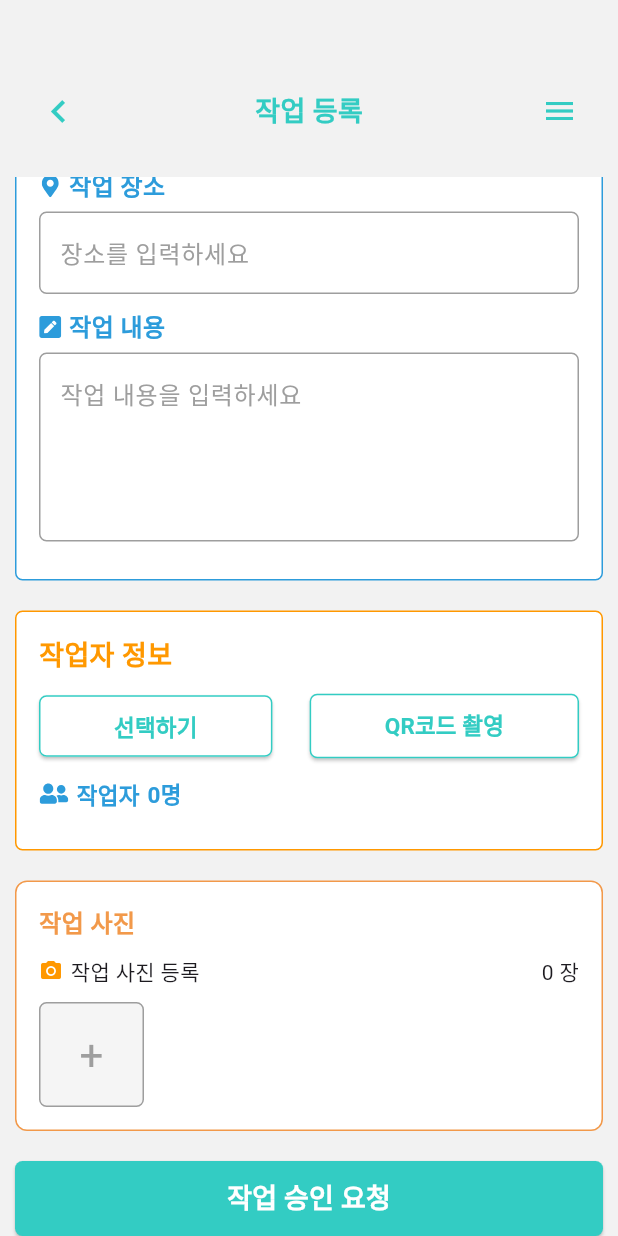
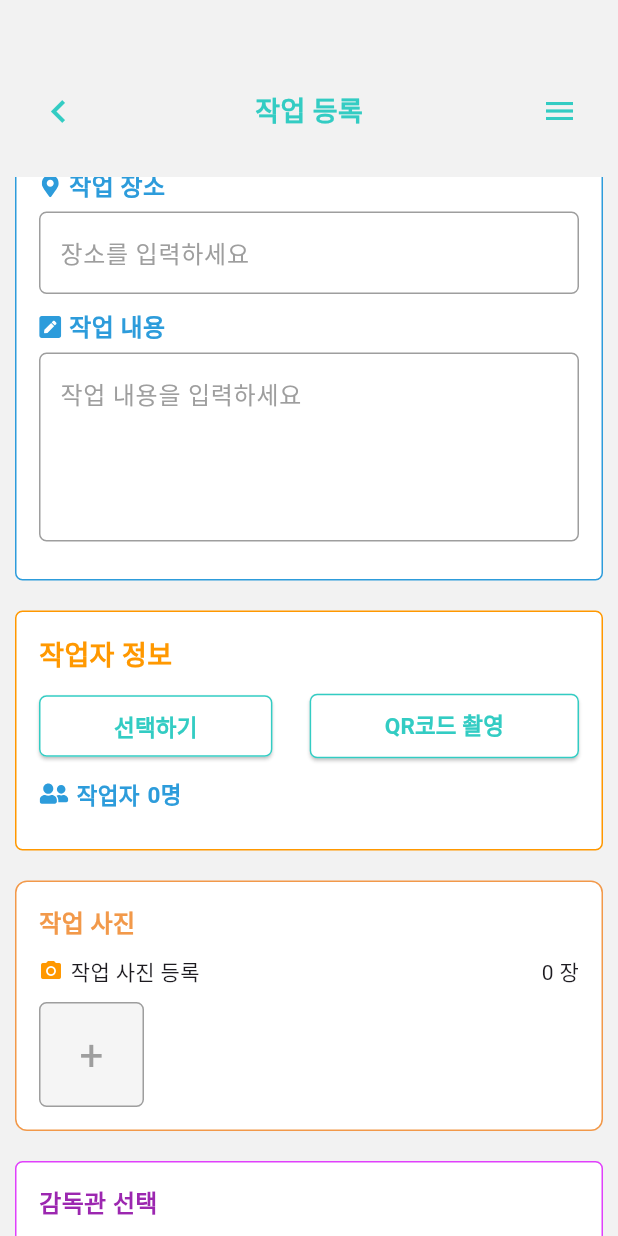
Before and after one commit to jyoung2419/smartsafety_light_app, a Flutter app: the WorkAddScreen screen opened directly, scrolled down 507 dp, on a phone screen of 412 x 824 dp. Run offline on Flutter 3.47's test engine with Material 3 defaults, Android fonts, the phone set to English and light mode, and no system bars; our stand-ins replace flutter_dotenv, flutter_secure_storage, flutter_svg, image_picker, signature; accounts and stored records are empty; network calls fail; Roboto replaces fonts that are missing (Pretendard).

Commit message:
create logic for ChooseManagerWidget

```diff
--- a/lib/screens/work_add_screen.dart
+++ b/lib/screens/work_add_screen.dart
@@ -28,6 +28,7 @@ class _WorkAddScreenState extends State<WorkAddScreen> {
   String? workerId;
   String? workerName;
   String? workerTel;
+  String? managerUserId;
 
   List<Map<String, dynamic>> workers = [];
   List<File> workImages = []; // ✅ 작업 이미지 상태
@@ -63,7 +64,7 @@ class _WorkAddScreenState extends State<WorkAddScreen> {
       "WTEL": workerTel,
       "safetyEducationList": eduList,
       "REGDATE": formatDateTime(DateTime.now()),
-      // 기타 DNUM, TYPE_STATE, WSTATE 등도 필요 시 추가
+      "MUSER": managerUserId,
     };
 
     print("서버 전송 데이터: $workData");
@@ -135,9 +136,10 @@ class _WorkAddScreenState extends State<WorkAddScreen> {
                     },
                   ),
                   const SizedBox(height: 20),
-                  // const SizedBox(height: 20),
-                  // const ChooseManagerWidget(),
-                  // const SizedBox(height: 30),
+                  ChooseManagerWidget(
+                    onManagerSelected: (id) => setState(() => managerUserId = id),
+                  ),
+                  const SizedBox(height: 20),
                   SizedBox(
                     width: double.infinity,
                     height: 50,
--- a/lib/widgets/work_add/choose_manager_widget.dart
+++ b/lib/widgets/work_add/choose_manager_widget.dart
@@ -0,0 +1,87 @@
+import 'package:flutter/material.dart';
+import 'package:http/http.dart' as http;
+import 'dart:convert';
+import 'package:flutter_dotenv/flutter_dotenv.dart';
+
+class ChooseManagerWidget extends StatefulWidget {
+  final Function(String) onManagerSelected;
+
+  const ChooseManagerWidget({super.key, required this.onManagerSelected});
+
+  @override
+  State<ChooseManagerWidget> createState() => _ChooseManagerWidgetState();
+}
+
+class _ChooseManagerWidgetState extends State<ChooseManagerWidget> {
+  List<Map<String, String>> managerList = [];
+  String? selectedManager;
+
+  @override
+  void initState() {
+    super.initState();
+    fetchManagerList();
+  }
+
+  Future<void> fetchManagerList() async {
+    final String baseUrl = dotenv.env['BASE_URL'] ?? 'http://localhost';
+    final String port = dotenv.env['PORT'] ?? '3000';
+    final Uri url = Uri.parse('$baseUrl:$port/managerSelectList');
+
+    try {
+      final response = await http.get(url);
+      if (response.statusCode == 200) {
+        final List<dynamic> data = jsonDecode(response.body);
+        setState(() {
+          managerList = data.map<Map<String, String>>((item) => {
+            "label": item["label"],
+            "value": item["value"]
+          }).toList();
+        });
+      } else {
+        print("감독관 불러오기 실패: ${response.statusCode}");
+      }
+    } catch (e) {
+      print("에러 발생: $e");
+    }
+  }
+
+  @override
+  Widget build(BuildContext context) {
+    return Container(
+      padding: const EdgeInsets.all(15),
+      decoration: BoxDecoration(
+        borderRadius: BorderRadius.circular(5),
+        border: Border.all(color: Colors.purpleAccent, width: 1),
+        color: Colors.white,
+      ),
+      child: Column(
+        crossAxisAlignment: CrossAxisAlignment.start,
+        children: [
+          const Text(
+            "감독관 선택",
+            style: TextStyle(fontSize: 16, fontWeight: FontWeight.bold, color: Colors.purple),
+          ),
+          const SizedBox(height: 10),
+          DropdownButtonFormField<String>(
+            value: selectedManager,
+            items: managerList.map((manager) {
+              return DropdownMenuItem<String>(
+                value: manager["value"],
+                child: Text(manager["label"] ?? ""),
+              );
+            }).toList(),
+            onChanged: (value) {
+              setState(() => selectedManager = value);
+              if (value != null) widget.onManagerSelected(value);
+            },
+            decoration: const InputDecoration(
+              border: OutlineInputBorder(),
+              contentPadding: EdgeInsets.symmetric(horizontal: 10, vertical: 5),
+            ),
+            hint: const Text("선택", style: TextStyle(color: Colors.grey)),
+          )
+        ],
+      ),
+    );
+  }
+}
```
